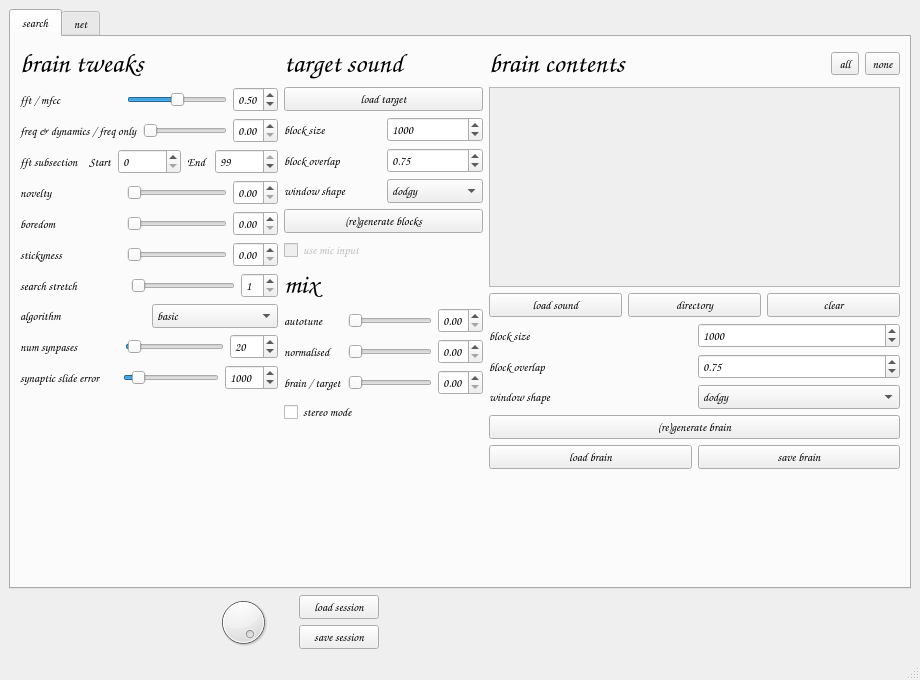
This is gui/samplebrain.ui in aeiouaeiouaeiouaeiouaeiouaeiou/samplebrain as Qt 5 draws it before an edit. The edited form follows.
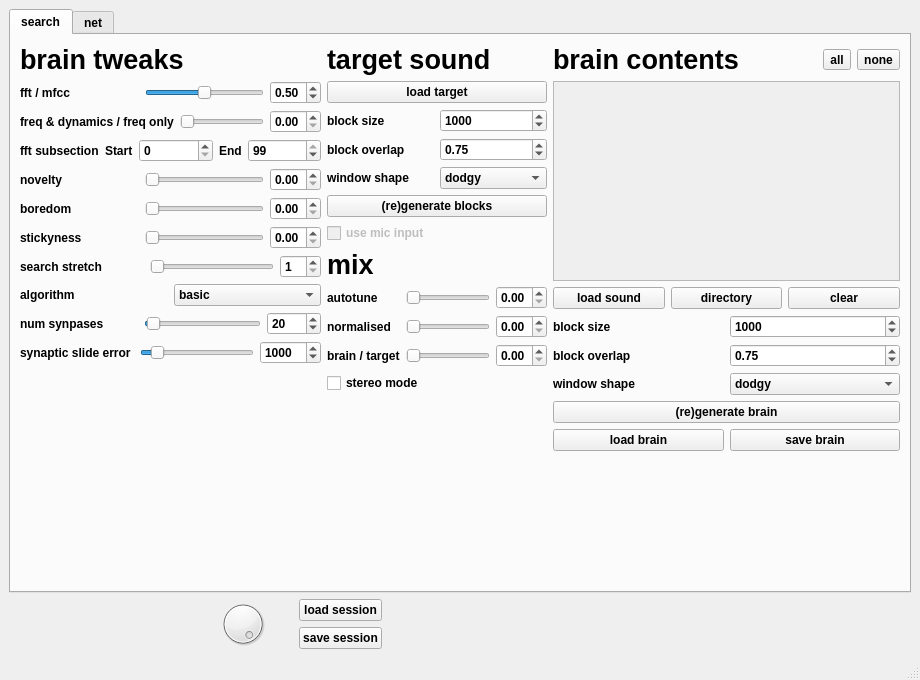
This is the edited form. Icons and pictures are not drawn.

Commit message: Nah, use Helvetica Neue

What changed in the file:
```diff
--- a/gui/samplebrain.ui
+++ b/gui/samplebrain.ui
@@ -19,7 +19,7 @@
      <widget class="QTabWidget" name="tabWidget">
       <property name="font">
        <font>
-        <family>Comic Sans MS</family>
+        <family>Helvetica Neue</family>
         <weight>75</weight>
         <bold>true</bold>
        </font>
@@ -38,7 +38,7 @@
            <widget class="QLabel" name="label_19">
             <property name="font">
              <font>
-              <family>Comic Sans MS</family>
+              <family>Helvetica Neue</family>
               <pointsize>20</pointsize>
               <weight>75</weight>
               <bold>true</bold>
@@ -55,7 +55,7 @@
              <widget class="QLabel" name="label_6">
               <property name="font">
                <font>
-                <family>Comic Sans MS</family>
+                <family>Helvetica Neue</family>
                 <pointsize>9</pointsize>
                 <weight>75</weight>
                 <bold>true</bold>
@@ -118,7 +118,7 @@
              <widget class="QLabel" name="label_20">
               <property name="font">
                <font>
-                <family>Comic Sans MS</family>
+                <family>Helvetica Neue</family>
                 <pointsize>9</pointsize>
                 <weight>75</weight>
                 <bold>true</bold>
@@ -181,7 +181,7 @@
              <widget class="QLabel" name="label_7">
               <property name="font">
                <font>
-                <family>Comic Sans MS</family>
+                <family>Helvetica Neue</family>
                 <pointsize>9</pointsize>
                 <weight>75</weight>
                 <bold>true</bold>
@@ -205,7 +205,7 @@
               </property>
               <property name="font">
                <font>
-                <family>Comic Sans MS</family>
+                <family>Helvetica Neue</family>
                 <weight>75</weight>
                 <bold>true</bold>
                </font>
@@ -232,7 +232,7 @@
               </property>
               <property name="font">
                <font>
-                <family>Comic Sans MS</family>
+                <family>Helvetica Neue</family>
                 <weight>75</weight>
                 <bold>true</bold>
                </font>
@@ -260,7 +260,7 @@
              <widget class="QLabel" name="label_24">
               <property name="font">
                <font>
-                <family>Comic Sans MS</family>
+                <family>Helvetica Neue</family>
                 <pointsize>9</pointsize>
                 <weight>75</weight>
                 <bold>true</bold>
@@ -326,7 +326,7 @@
              <widget class="QLabel" name="label_25">
               <property name="font">
                <font>
-                <family>Comic Sans MS</family>
+                <family>Helvetica Neue</family>
                 <pointsize>9</pointsize>
                 <weight>75</weight>
                 <bold>true</bold>
@@ -392,7 +392,7 @@
              <widget class="QLabel" name="label_30">
               <property name="font">
                <font>
-                <family>Comic Sans MS</family>
+                <family>Helvetica Neue</family>
                 <pointsize>9</pointsize>
                 <weight>75</weight>
                 <bold>true</bold>
@@ -458,7 +458,7 @@
              <widget class="QLabel" name="label_28">
               <property name="font">
                <font>
-                <family>Comic Sans MS</family>
+                <family>Helvetica Neue</family>
                 <pointsize>9</pointsize>
                 <weight>75</weight>
                 <bold>true</bold>
@@ -527,7 +527,7 @@
              <widget class="QLabel" name="label_32">
               <property name="font">
                <font>
-                <family>Comic Sans MS</family>
+                <family>Helvetica Neue</family>
                 <pointsize>9</pointsize>
                 <weight>75</weight>
                 <bold>true</bold>
@@ -570,7 +570,7 @@
              <widget class="QLabel" name="label_26">
               <property name="font">
                <font>
-                <family>Comic Sans MS</family>
+                <family>Helvetica Neue</family>
                 <pointsize>9</pointsize>
                 <weight>75</weight>
                 <bold>true</bold>
@@ -633,7 +633,7 @@
              <widget class="QLabel" name="label_29">
               <property name="font">
                <font>
-                <family>Comic Sans MS</family>
+                <family>Helvetica Neue</family>
                 <pointsize>9</pointsize>
                 <weight>75</weight>
                 <bold>true</bold>
@@ -717,7 +717,7 @@
            <widget class="QLabel" name="label_16">
             <property name="font">
              <font>
-              <family>Comic Sans MS</family>
+              <family>Helvetica Neue</family>
               <pointsize>20</pointsize>
               <weight>75</weight>
               <bold>true</bold>
@@ -732,7 +732,7 @@
            <widget class="QPushButton" name="pushButtonLoadTarget">
             <property name="font">
              <font>
-              <family>Comic Sans MS</family>
+              <family>Helvetica Neue</family>
               <weight>75</weight>
               <bold>true</bold>
              </font>
@@ -748,7 +748,7 @@
              <widget class="QLabel" name="label_17">
               <property name="font">
                <font>
-                <family>Comic Sans MS</family>
+                <family>Helvetica Neue</family>
                 <weight>75</weight>
                 <bold>true</bold>
                </font>
@@ -779,7 +779,7 @@
              <widget class="QLabel" name="label_18">
               <property name="font">
                <font>
-                <family>Comic Sans MS</family>
+                <family>Helvetica Neue</family>
                 <weight>75</weight>
                 <bold>true</bold>
                </font>
@@ -810,7 +810,7 @@
              <widget class="QLabel" name="label_14">
               <property name="font">
                <font>
-                <family>Comic Sans MS</family>
+                <family>Helvetica Neue</family>
                 <weight>75</weight>
                 <bold>true</bold>
                </font>
@@ -870,7 +870,7 @@
            <widget class="QPushButton" name="pushButtonGenerateTarget">
             <property name="font">
              <font>
-              <family>Comic Sans MS</family>
+              <family>Helvetica Neue</family>
               <weight>75</weight>
               <bold>true</bold>
              </font>
@@ -887,7 +887,7 @@
             </property>
             <property name="font">
              <font>
-              <family>Comic Sans MS</family>
+              <family>Helvetica Neue</family>
               <weight>75</weight>
               <bold>true</bold>
              </font>
@@ -904,7 +904,7 @@
            <widget class="QLabel" name="label_23">
             <property name="font">
              <font>
-              <family>Comic Sans MS</family>
+              <family>Helvetica Neue</family>
               <pointsize>20</pointsize>
               <weight>75</weight>
               <bold>true</bold>
@@ -921,7 +921,7 @@
              <widget class="QLabel" name="label_31">
               <property name="font">
                <font>
-                <family>Comic Sans MS</family>
+                <family>Helvetica Neue</family>
                 <pointsize>9</pointsize>
                 <weight>75</weight>
                 <bold>true</bold>
@@ -981,7 +981,7 @@
              <widget class="QLabel" name="label_21">
               <property name="font">
                <font>
-                <family>Comic Sans MS</family>
+                <family>Helvetica Neue</family>
                 <pointsize>9</pointsize>
                 <weight>75</weight>
                 <bold>true</bold>
@@ -1041,7 +1041,7 @@
              <widget class="QLabel" name="label_22">
               <property name="font">
                <font>
-                <family>Comic Sans MS</family>
+                <family>Helvetica Neue</family>
                 <pointsize>9</pointsize>
                 <weight>75</weight>
                 <bold>true</bold>
@@ -1102,7 +1102,7 @@
            <widget class="QCheckBox" name="checkBoxStereo">
             <property name="font">
              <font>
-              <family>Comic Sans MS</family>
+              <family>Helvetica Neue</family>
               <weight>75</weight>
               <bold>true</bold>
              </font>
@@ -1135,7 +1135,7 @@
              <widget class="QLabel" name="label_3">
               <property name="font">
                <font>
-                <family>Comic Sans MS</family>
+                <family>Helvetica Neue</family>
                 <pointsize>20</pointsize>
                 <weight>75</weight>
                 <bold>true</bold>
@@ -1150,7 +1150,7 @@
              <widget class="QToolButton" name="toolButtonAll">
               <property name="font">
                <font>
-                <family>Comic Sans MS</family>
+                <family>Helvetica Neue</family>
                </font>
               </property>
               <property name="text">
@@ -1162,7 +1162,7 @@
              <widget class="QToolButton" name="toolButtonNone">
               <property name="font">
                <font>
-                <family>Comic Sans MS</family>
+                <family>Helvetica Neue</family>
                </font>
               </property>
               <property name="text">
@@ -1212,7 +1212,7 @@
              <widget class="QPushButton" name="pushButtonLoadSound">
               <property name="font">
                <font>
-                <family>Comic Sans MS</family>
+                <family>Helvetica Neue</family>
                 <weight>75</weight>
                 <bold>true</bold>
                </font>
@@ -1226,7 +1226,7 @@
              <widget class="QPushButton" name="pushButtonLoadSounds">
               <property name="font">
                <font>
-                <family>Comic Sans MS</family>
+                <family>Helvetica Neue</family>
                 <weight>75</weight>
                 <bold>true</bold>
                </font>
@@ -1240,7 +1240,7 @@
              <widget class="QPushButton" name="pushButtonClearBrain">
               <property name="font">
                <font>
-                <family>Comic Sans MS</family>
+                <family>Helvetica Neue</family>
                 <weight>75</weight>
                 <bold>true</bold>
                </font>
@@ -1258,7 +1258,7 @@
              <widget class="QLabel" name="label">
               <property name="font">
                <font>
-                <family>Comic Sans MS</family>
+                <family>Helvetica Neue</family>
                 <weight>75</weight>
                 <bold>true</bold>
                </font>
@@ -1289,7 +1289,7 @@
              <widget class="QLabel" name="label_2">
               <property name="font">
                <font>
-                <family>Comic Sans MS</family>
+                <family>Helvetica Neue</family>
                 <weight>75</weight>
                 <bold>true</bold>
                </font>
@@ -1320,7 +1320,7 @@
              <widget class="QLabel" name="label_15">
               <property name="font">
                <font>
-                <family>Comic Sans MS</family>
+                <family>Helvetica Neue</family>
                 <weight>75</weight>
                 <bold>true</bold>
                </font>
@@ -1380,7 +1380,7 @@
            <widget class="QPushButton" name="pushButtonGenerate">
             <property name="font">
              <font>
-              <family>Comic Sans MS</family>
+              <family>Helvetica Neue</family>
               <weight>75</weight>
               <bold>true</bold>
              </font>
@@ -1396,7 +1396,7 @@
              <widget class="QPushButton" name="pushButtonLoadBrain">
               <property name="font">
                <font>
-                <family>Comic Sans MS</family>
+                <family>Helvetica Neue</family>
                 <weight>75</weight>
                 <bold>true</bold>
                </font>
@@ -1410,7 +1410,7 @@
              <widget class="QPushButton" name="pushButtonSaveBrain">
               <property name="font">
                <font>
-                <family>Comic Sans MS</family>
+                <family>Helvetica Neue</family>
                 <weight>75</weight>
                 <bold>true</bold>
                </font>
@@ -1563,7 +1563,7 @@
          <widget class="QPushButton" name="pushButtonLoadSession">
           <property name="font">
            <font>
-            <family>Comic Sans MS</family>
+            <family>Helvetica Neue</family>
             <weight>75</weight>
             <bold>true</bold>
            </font>
@@ -1577,7 +1577,7 @@
          <widget class="QPushButton" name="pushButtonSaveSession">
           <property name="font">
            <font>
-            <family>Comic Sans MS</family>
+            <family>Helvetica Neue</family>
             <weight>75</weight>
             <bold>true</bold>
            </font>
```
The commit also changes 4 other files.
